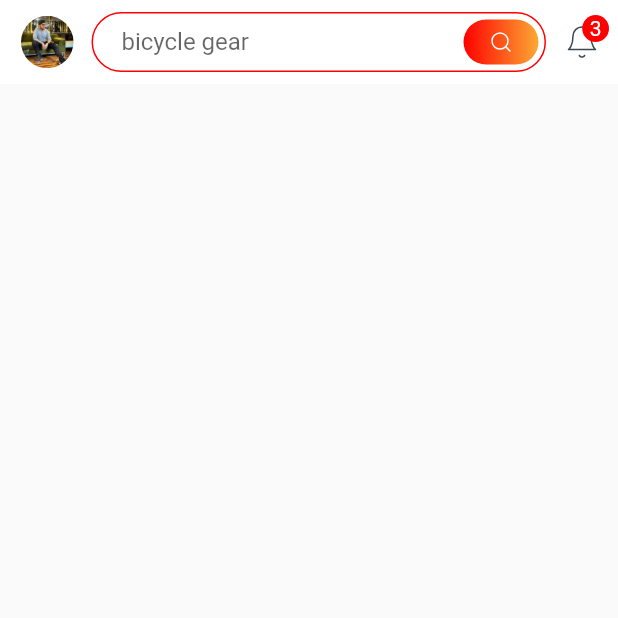
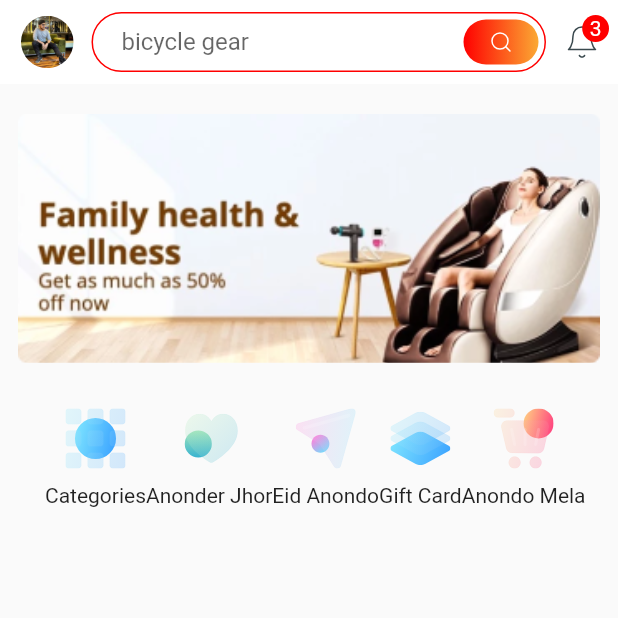
Before and after one commit to riad-safowan/Flutter-UI2, a Flutter app: the screen it shows after launch, on a phone screen of 412 x 824 dp, the top half of it. Run offline on Flutter 3.47's test engine with Material 2 defaults, Android fonts, the phone set to English and light mode, and no system bars; drawn by our look-alikes of badges, carousel_slider; our stand-ins replace flutter_svg.

Commit message:
CarouselBanner, MenuRow

```diff
--- a/lib/screens/home/HomeScreen.dart
+++ b/lib/screens/home/HomeScreen.dart
@@ -2,6 +2,7 @@ import 'package:flutter/material.dart';
 import 'package:flutter_svg/flutter_svg.dart';
 import 'package:badges/badges.dart';
 import 'package:carousel_slider/carousel_slider.dart';
+import 'package:ui_design/screens/home/models/MenuItem.dart';
 
 class HomeScreen extends StatefulWidget {
   @override
@@ -113,12 +114,66 @@ class _HomeScreenState extends State<HomeScreen> {
       ),
       body: Column(
         children: [
+          //banner
           Container(
             width: double.infinity,
-            height: 160,
-            margin: const EdgeInsets.only(right: 12, left: 12, top: 10),
-            decoration: BoxDecoration(
-                borderRadius: BorderRadius.circular(6)))
+            margin: const EdgeInsets.only(right: 12, left: 12, top: 20),
+            decoration: BoxDecoration(borderRadius: BorderRadius.circular(6)),
+            child: CarouselSlider(
+              items: const [
+                'assets/demo_images/banner1.png',
+                'assets/demo_images/banner2.png',
+                'assets/demo_images/banner3.png'
+              ].map((e) {
+                return Builder(
+                  builder: (BuildContext context) {
+                    return Container(
+                        width: double.infinity,
+                        height: double.infinity,
+                        child: Image.asset(
+                          e,
+                          width: double.infinity,
+                          height: double.infinity,
+                          fit: BoxFit.cover,
+                        ));
+                  },
+                );
+              }).toList(),
+              options: CarouselOptions(
+                aspectRatio: 7 / 3,
+                viewportFraction: 1,
+                autoPlay: true,
+                autoPlayInterval: const Duration(seconds: 5),
+                autoPlayAnimationDuration: const Duration(milliseconds: 400),
+              ),
+            ),
+          ),
+
+          //menu
+          Container(
+            margin: const EdgeInsets.only(left: 30, right: 30, top: 30),
+            child: Row(
+              mainAxisAlignment: MainAxisAlignment.spaceBetween,
+              children: menuItems.map((e) {
+                return Builder(
+                  builder: (BuildContext context) {
+                    return Container(
+                        child: Column(
+                      children: [
+                        SvgPicture.asset(
+                          e.imageUrl,
+                          width: 40,
+                          height: 40,
+                        ),
+                        SizedBox(height: 10,),
+                        Text(e.name)
+                      ],
+                    ));
+                  },
+                );
+              }).toList(),
+            ),
+          )
         ],
       ),
     );
--- /dev/null
+++ b/lib/screens/home/models/MenuItem.dart
@@ -0,0 +1,14 @@
+class MenuItem{
+  String imageUrl;
+  String name;
+
+  MenuItem(this.imageUrl, this.name);
+}
+
+List<MenuItem> menuItems = [
+  MenuItem("assets/app_icons/glass_categories.svg", "Categories"),
+  MenuItem("assets/app_icons/glass_love.svg", "Anonder Jhor"),
+  MenuItem("assets/app_icons/glass_plane.svg", "Eid Anondo"),
+  MenuItem("assets/app_icons/glass_cards.svg", "Gift Card"),
+  MenuItem("assets/app_icons/glass_cart.svg", "Anondo Mela")
+];
```
Also changed, not shown: assets/app_icons/glass_cards.svg (added), assets/app_icons/glass_cart.svg (added), assets/app_icons/glass_categories.svg (added), assets/app_icons/glass_love.svg (added), assets/app_icons/glass_plane.svg (added).
